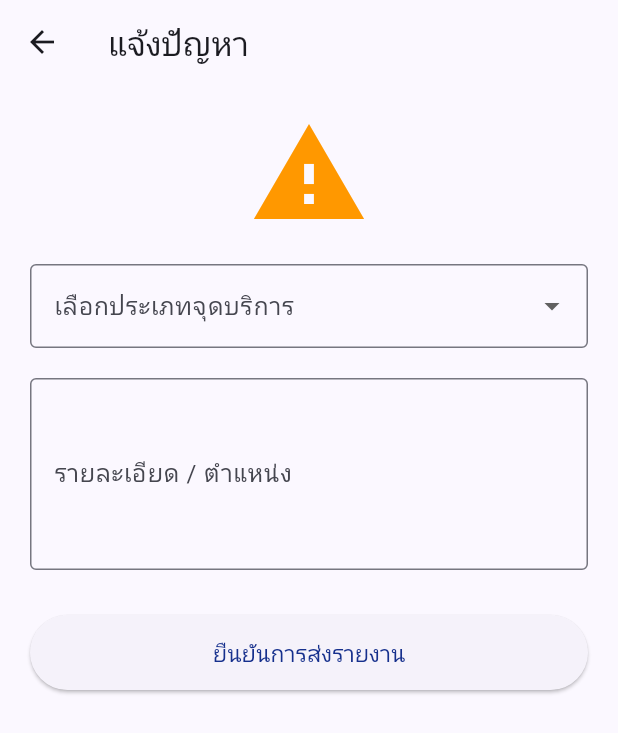
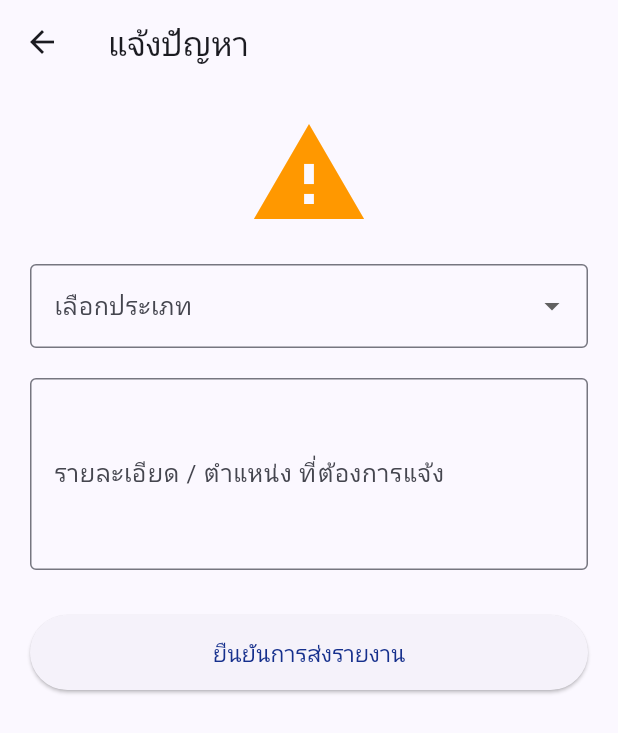
Before and after one commit to pakornfolk/Mobileapp_, a Flutter app: the ReportPage screen opened directly with empty values, on a phone screen of 412 x 824 dp. Shown: the top 733 px of the screen. Run offline on Flutter 3.47's test engine with Material 3 defaults, Android fonts, the phone set to English and light mode, and no system bars; our stand-ins replace barcode_widget, google_fonts; Roboto replaces fonts that are missing (Kanit).

Commit message:
Update report page

```diff
--- a/lib/pages/report_page.dart
+++ b/lib/pages/report_page.dart
@@ -18,6 +18,7 @@ class _ReportPageState extends State<ReportPage> {
   final List<String> _serviceTypes = [
     'ตู้กดน้ำดื่ม',
     'จุดแยกขยะ',
+    'แจ้งของหาย'
     'อื่นๆ',
   ];
 
@@ -75,13 +76,13 @@ class _ReportPageState extends State<ReportPage> {
               value: _selectedServiceType,
               items: _serviceTypes.map((type) => DropdownMenuItem(value: type, child: Text(type))).toList(),
               onChanged: (value) => setState(() => _selectedServiceType = value),
-              decoration: const InputDecoration(labelText: "เลือกประเภทจุดบริการ", border: OutlineInputBorder()),
+              decoration: const InputDecoration(labelText: "เลือกประเภท", border: OutlineInputBorder()),
             ),
             const SizedBox(height: 20),
             TextField(
               controller: _detailController,
               maxLines: 4,
-              decoration: const InputDecoration(labelText: "รายละเอียด / ตำแหน่ง", border: OutlineInputBorder()),
+              decoration: const InputDecoration(labelText: "รายละเอียด / ตำแหน่ง ที่ต้องการแจ้ง", border: OutlineInputBorder()),
             ),
             const SizedBox(height: 30),
             SizedBox(
```
